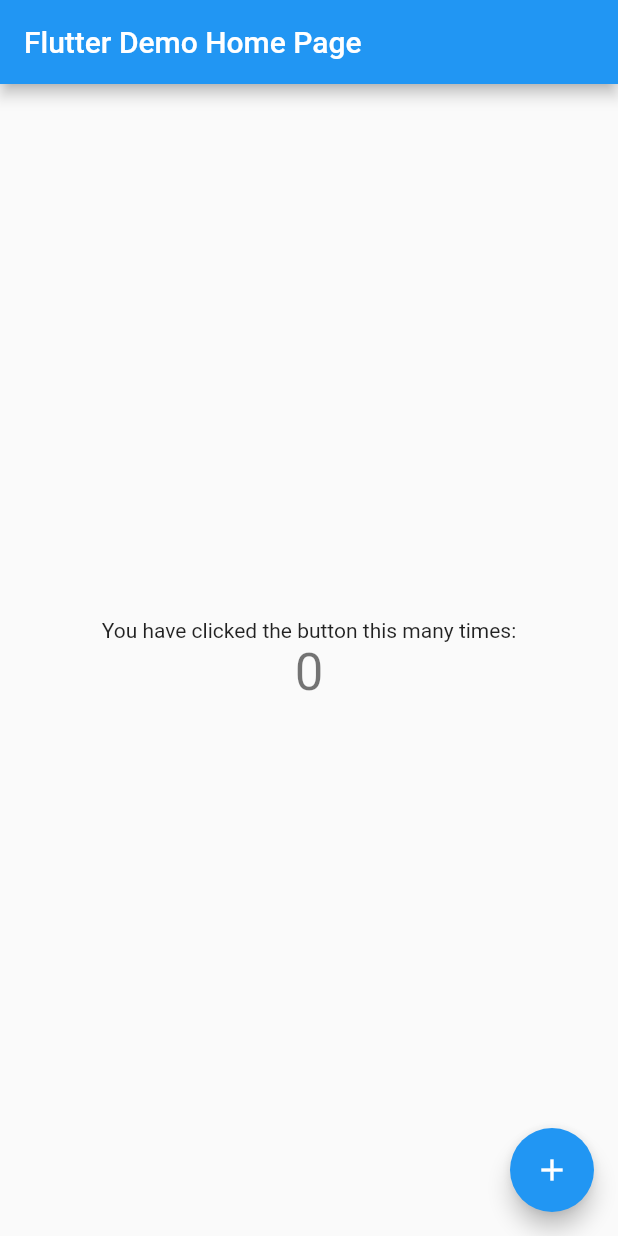
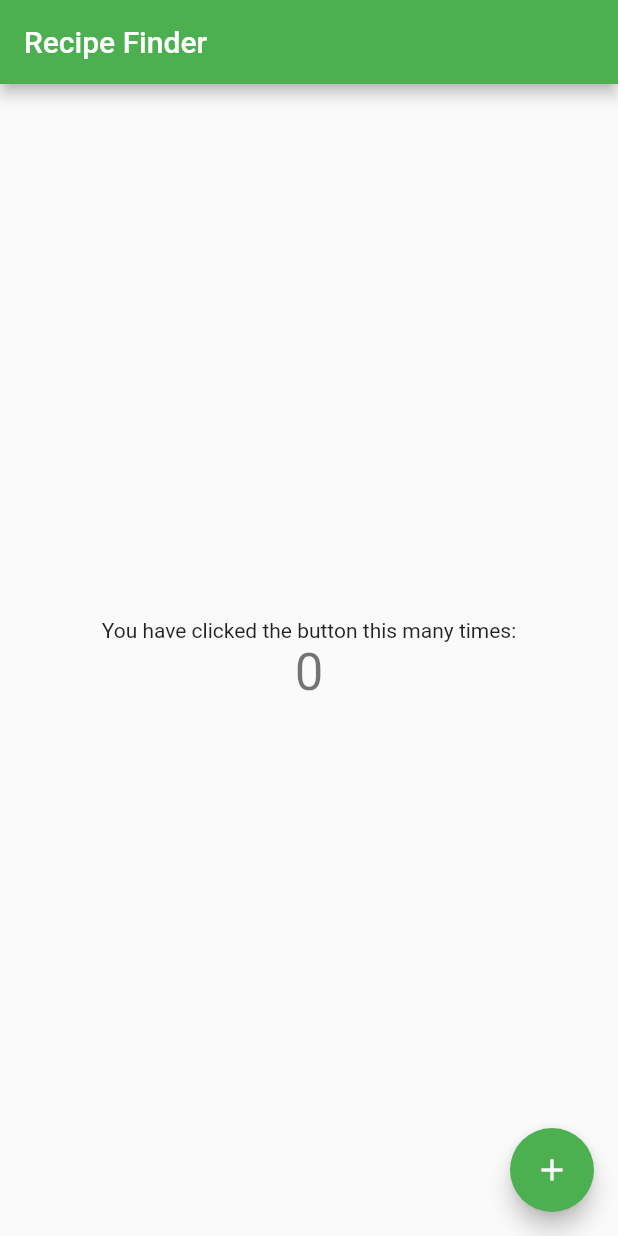
Before and after one commit to WSU-4110/QuickFitCuisine, a Flutter app: the screen it shows after launch, on a phone screen of 412 x 824 dp. Run offline on Flutter 3.47's test engine with Material 2 defaults, Android fonts, the phone set to English and light mode, and no system bars.

Commit message:
changed color, page name

```diff
--- a/quick_fit_cuisine/lib/main.dart
+++ b/quick_fit_cuisine/lib/main.dart
@@ -26,9 +26,9 @@ class MyApp extends StatelessWidget {
         // or simply save your changes to "hot reload" in a Flutter IDE).
         // Notice that the counter didn't reset back to zero; the application
         // is not restarted.
-        primarySwatch: Colors.blue,
+        primarySwatch: Colors.green,
       ),
-      home: const MyHomePage(title: 'Flutter Demo Home Page'),
+      home: const MyHomePage(title: 'Recipe Finder'),
     );
   }
 }
```
